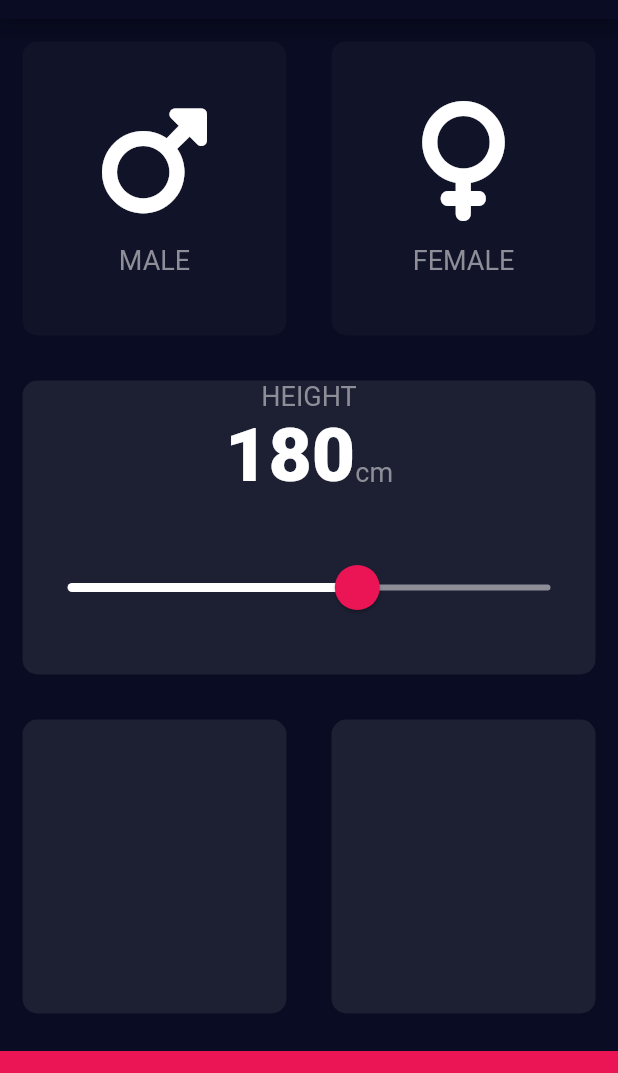
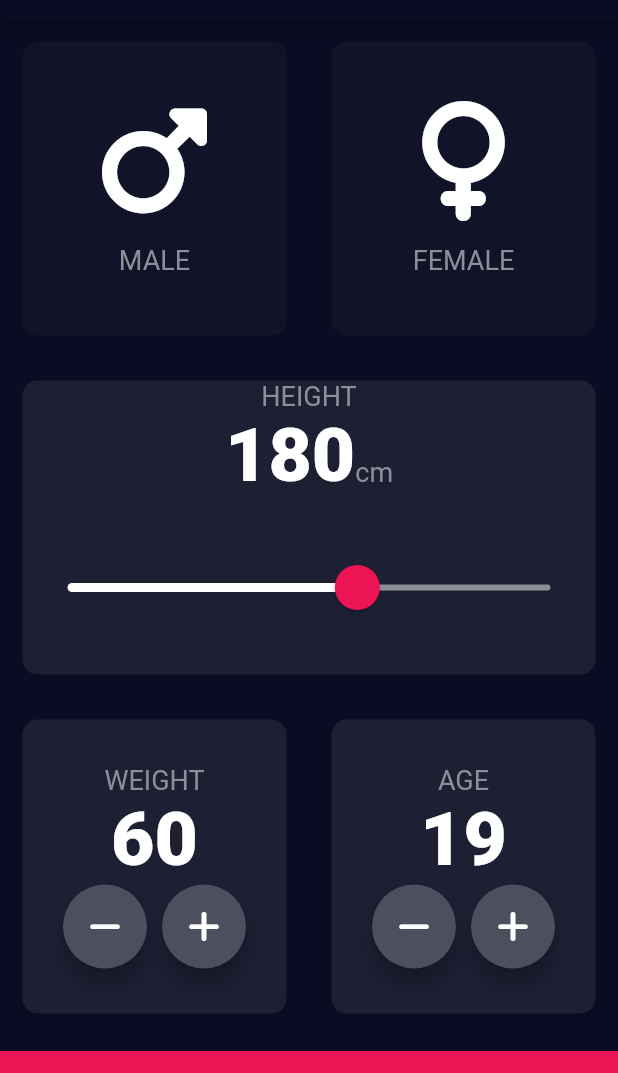
Before and after one commit to berhanudagnew/simple_bmi_calculator, a Flutter app: the screen it shows after launch, on a phone screen of 412 x 824 dp, the part 65-1138 px from its top. Run offline on Flutter 3.47's test engine with Material 2 defaults, Android fonts, the phone set to English and light mode, and no system bars; our stand-ins replace font_awesome_flutter.

Commit message:
Finish the main ui

```diff
--- a/lib/input_page.dart
+++ b/lib/input_page.dart
@@ -14,6 +14,8 @@
 class _InputPageState extends State<InputPage> {
   Gender? selected_gender;
   int height = 180;
+  int weigt = 60;
+  int age = 19;
 
   @override
   Widget build(BuildContext context) {
@@ -118,12 +120,85 @@
               Expanded(
                   child: ReusableCard(
                 card_color: k_active_card_color,
+                card_child: Column(
+                  mainAxisAlignment: MainAxisAlignment.center,
+                  children: [
+                    Text(
+                      'WEIGHT',
+                      style: k_lable_txt_style,
+                    ),
+                    Text(
+                      weigt.toString(),
+                      style: k_number_text_style,
+                    ),
+                    Row(
+                      mainAxisAlignment: MainAxisAlignment.center,
+                      children: [
+                        RoundIconButton(
+                          onPressed: () {
+                            setState(() {
+                              weigt--;
+                            });
+                          },
+                          icon: FontAwesomeIcons.minus,
+                        ),
+                        SizedBox(
+                          width: 10.0,
+                        ),
+                        RoundIconButton(
+                          onPressed: () {
+                            setState(() {
+                              weigt++;
+                            });
+                          },
+                          icon: FontAwesomeIcons.plus,
+                        ),
+                      ],
+                    )
+                  ],
+                ),
               )),
               Expanded(
-                child: ReusableCard(
-                  card_color: k_active_card_color,
+                  child: ReusableCard(
+                card_color: k_active_card_color,
+                card_child: Column(
+                  mainAxisAlignment: MainAxisAlignment.center,
+                  children: [
+                    Text(
+                      'AGE',
+                      style: k_lable_txt_style,
+                    ),
+                    Text(
+                      age.toString(),
+                      style: k_number_text_style,
+                    ),
+                    Row(
+                      mainAxisAlignment: MainAxisAlignment.center,
+                      children: [
+                        RoundIconButton(
+                          onPressed: () {
+                            setState(() {
+                              age--;
+                            });
+                          },
+                          icon: FontAwesomeIcons.minus,
+                        ),
+                        SizedBox(
+                          width: 10.0,
+                        ),
+                        RoundIconButton(
+                          onPressed: () {
+                            setState(() {
+                              age++;
+                            });
+                          },
+                          icon: FontAwesomeIcons.plus,
+                        ),
+                      ],
+                    )
+                  ],
                 ),
-              ),
+              )),
             ],
           )),
           Container(
@@ -137,3 +212,23 @@
     );
   }
 }
+
+class RoundIconButton extends StatelessWidget {
+  RoundIconButton({required this.icon, required this.onPressed});
+  final IconData icon;
+  final VoidCallback onPressed;
+  @override
+  Widget build(BuildContext context) {
+    return RawMaterialButton(
+      child: Icon(icon),
+      elevation: 6.0,
+      constraints: BoxConstraints.tightFor(
+        width: 56.0,
+        height: 56.0,
+      ),
+      onPressed: onPressed,
+      shape: CircleBorder(),
+      fillColor: Color(0xFF4C4F5E),
+    );
+  }
+}
```
